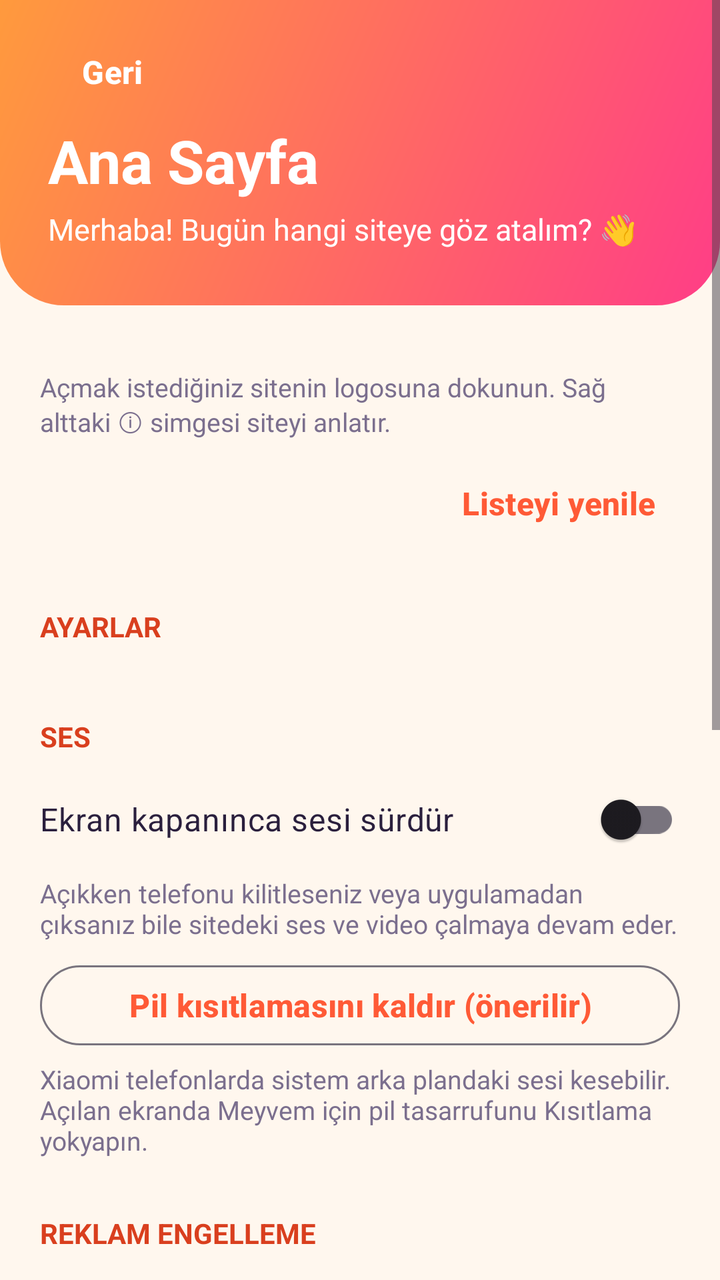
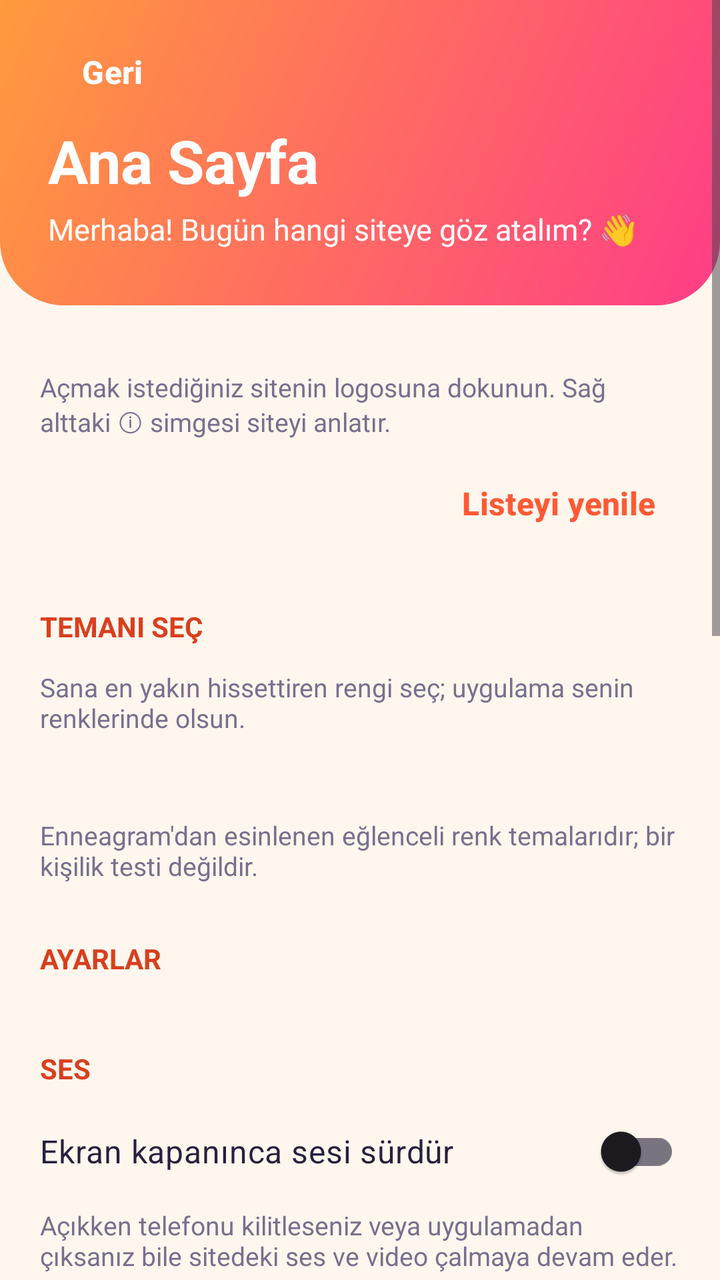

Two renders of the same Android screen: before a commit and after it. Below are the layout's source before the change and the commit's diff.
<!-- AndroidManifest.xml: application theme Theme.SCJ -->
<!-- res/layout/activity_settings.xml -->
<?xml version="1.0" encoding="utf-8"?>
<ScrollView xmlns:android="http://schemas.android.com/apk/res/android"
    android:layout_width="match_parent"
    android:layout_height="match_parent"
    android:background="@color/background"
    android:fillViewport="true">

    <LinearLayout
        android:layout_width="match_parent"
        android:layout_height="wrap_content"
        android:orientation="vertical">

        
        <LinearLayout
            android:layout_width="match_parent"
            android:layout_height="wrap_content"
            android:background="@drawable/bg_header"
            android:orientation="vertical"
            android:paddingStart="12dp"
            android:paddingTop="12dp"
            android:paddingEnd="20dp"
            android:paddingBottom="28dp">

            <Button
                android:id="@+id/backButton"
                style="@style/Widget.Material3.Button.TextButton"
                android:layout_width="wrap_content"
                android:layout_height="wrap_content"
                android:text="@string/back"
                android:textColor="#FFFFFF" />

            <TextView
                android:layout_width="wrap_content"
                android:layout_height="wrap_content"
                android:layout_marginStart="12dp"
                android:text="@string/settings_title"
                android:textColor="#FFFFFF"
                android:textSize="30sp"
                android:textStyle="bold" />

            <TextView
                android:layout_width="wrap_content"
                android:layout_height="wrap_content"
                android:layout_marginStart="12dp"
                android:layout_marginTop="4dp"
                android:text="@string/home_greeting"
                android:textColor="#FFFFFF"
                android:textSize="15sp" />
        </LinearLayout>

        <LinearLayout
            android:layout_width="match_parent"
            android:layout_height="wrap_content"
            android:orientation="vertical"
            android:padding="20dp">

        
        <TextView
            style="@style/SettingsHint"
            android:layout_marginTop="12dp"
            android:text="@string/site_hint" />

        <GridLayout
            android:id="@+id/siteGrid"
            android:layout_width="match_parent"
            android:layout_height="wrap_content"
            android:layout_marginTop="8dp"
            android:columnCount="4" />

        <TextView
            android:id="@+id/siteMessage"
            style="@style/SettingsHint"
            android:visibility="gone" />

        <Button
            android:id="@+id/siteRefresh"
            style="@style/Widget.Material3.Button.TextButton"
            android:layout_width="wrap_content"
            android:layout_height="wrap_content"
            android:layout_gravity="end"
            android:text="@string/site_refresh" />

        
        <TextView
            style="@style/SettingsSection"
            android:text="@string/section_settings" />

        
        <TextView
            style="@style/SettingsSection"
            android:text="@string/section_audio" />

        <com.google.android.material.switchmaterial.SwitchMaterial
            android:id="@+id/switchKeepAudio"
            android:layout_width="match_parent"
            android:layout_height="wrap_content"
            android:text="@string/keep_audio_title"
            android:textColor="@color/on_background"
            android:textSize="16sp" />

        <TextView
            style="@style/SettingsHint"
            android:text="@string/keep_audio_desc" />

        <Button
            android:id="@+id/batteryButton"
            style="@style/Widget.Material3.Button.OutlinedButton"
            android:layout_width="match_parent"
            android:layout_height="wrap_content"
            android:layout_marginTop="8dp"
            android:text="@string/battery_button" />

        <TextView
            style="@style/SettingsHint"
            android:text="@string/battery_hint" />

        
        <TextView
            style="@style/SettingsSection"
            android:text="@string/section_ads" />

        <com.google.android.material.switchmaterial.SwitchMaterial
            android:id="@+id/switchAdBlock"
            android:layout_width="match_parent"
            android:layout_height="wrap_content"
            android:text="@string/ad_block_title"
            android:textColor="@color/on_background"
            android:textSize="16sp" />

        <TextView
            style="@style/SettingsHint"
            android:text="@string/ad_block_desc" />

        
        <TextView
            style="@style/SettingsSection"
            android:text="@string/section_theme" />

        <RadioGroup
            android:id="@+id/themeGroup"
            android:layout_width="match_parent"
            android:layout_height="wrap_content"
            android:orientation="vertical">

            <RadioButton
                android:id="@+id/themeSystem"
                android:layout_width="match_parent"
                android:layout_height="wrap_content"
                android:text="@string/theme_system"
                android:textColor="@color/on_background" />

            <RadioButton
                android:id="@+id/themeLight"
                android:layout_width="match_parent"
                android:layout_height="wrap_content"
                android:text="@string/theme_light"
                android:textColor="@color/on_background" />

            <RadioButton
                android:id="@+id/themeDark"
                android:layout_width="match_parent"
                android:layout_height="wrap_content"
                android:text="@string/theme_dark"
                android:textColor="@color/on_background" />
        </RadioGroup>

        
        <TextView
            style="@style/SettingsSection"
            android:text="@string/section_font" />

        <LinearLayout
            android:layout_width="match_parent"
            android:layout_height="wrap_content"
            android:gravity="center_vertical"
            android:orientation="horizontal">

            <Button
                android:id="@+id/zoomMinus"
                style="@style/Widget.Material3.Button.OutlinedButton"
                android:layout_width="wrap_content"
                android:layout_height="wrap_content"
                android:minWidth="64dp"
                android:text="A−" />

            <SeekBar
                android:id="@+id/zoomSeek"
                android:layout_width="0dp"
                android:layout_height="wrap_content"
                android:layout_weight="1" />

            <Button
                android:id="@+id/zoomPlus"
                style="@style/Widget.Material3.Button.OutlinedButton"
                android:layout_width="wrap_content"
                android:layout_height="wrap_content"
                android:minWidth="64dp"
                android:text="A+" />
        </LinearLayout>

        <LinearLayout
            android:layout_width="match_parent"
            android:layout_height="wrap_content"
            android:layout_marginTop="4dp"
            android:gravity="center_vertical"
            android:orientation="horizontal">

            <TextView
                android:id="@+id/zoomLabel"
                android:layout_width="0dp"
                android:layout_height="wrap_content"
                android:layout_weight="1"
                android:text="%100"
                android:textColor="@color/on_background"
                android:textSize="16sp"
                android:textStyle="bold" />

            <Button
                android:id="@+id/zoomReset"
                style="@style/Widget.Material3.Button.TextButton"
                android:layout_width="wrap_content"
                android:layout_height="wrap_content"
                android:text="@string/font_reset" />
        </LinearLayout>

        <TextView
            android:id="@+id/zoomPreview"
            android:layout_width="match_parent"
            android:layout_height="wrap_content"
            android:layout_marginTop="8dp"
            android:text="@string/font_preview"
            android:textColor="@color/on_background"
            android:textSize="16sp" />
        </LinearLayout>
    </LinearLayout>
</ScrollView>
<!-- resources referenced by this layout -->
<resources>
  <color name="background">#FFF7EE</color>
  <color name="on_background">#2A1F3D</color>
  <!-- drawable bg_header (drawable) -->
  <?xml version="1.0" encoding="utf-8"?>
  <shape xmlns:android="http://schemas.android.com/apk/res/android" android:shape="rectangle">
      <gradient
          android:angle="315"
          android:endColor="@color/gradient_end"
          android:startColor="@color/gradient_start" />
      <corners
          android:bottomLeftRadius="32dp"
          android:bottomRightRadius="32dp" />
  </shape>
  <string name="ad_block_desc">Bilinen reklam sunucularını engeller ve reklam alanlarını gizler.</string>
  <string name="ad_block_title">Reklamları engelle</string>
  <string name="back">Geri</string>
  <string name="battery_button">Pil kısıtlamasını kaldır (önerilir)</string>
  <string name="battery_hint">Xiaomi telefonlarda sistem arka plandaki sesi kesebilir. Açılan ekranda Meyvem için pil tasarrufunu "Kısıtlama yok" yapın.</string>
  <string name="font_preview">Örnek yazı: Taze meyve, taze bilgi.</string>
  <string name="font_reset">Varsayılan</string>
  <string name="home_greeting">Merhaba! Bugün hangi siteye göz atalım? 👋</string>
  <string name="keep_audio_desc">Açıkken telefonu kilitleseniz veya uygulamadan çıksanız bile sitedeki ses ve video çalmaya devam eder.</string>
  <string name="keep_audio_title">Ekran kapanınca sesi sürdür</string>
  <string name="section_ads">Reklam engelleme</string>
  <string name="section_audio">Ses</string>
  <string name="section_font">Yazı boyutu</string>
  <string name="section_settings">Ayarlar</string>
  <string name="section_theme">Görünüm</string>
  <string name="settings_title">Ana Sayfa</string>
  <string name="site_hint">Açmak istediğiniz sitenin logosuna dokunun. Sağ alttaki ⓘ simgesi siteyi anlatır.</string>
  <string name="site_refresh">Listeyi yenile</string>
  <string name="theme_dark">Gece modu</string>
  <string name="theme_light">Gündüz modu</string>
  <string name="theme_system">Sistemle aynı</string>
  <style name="SettingsSection">
          <item name="android:layout_width">match_parent</item>
          <item name="android:layout_height">wrap_content</item>
          <item name="android:layout_marginTop">28dp</item>
          <item name="android:layout_marginBottom">8dp</item>
          <item name="android:textColor">@color/accent_text</item>
          <item name="android:textSize">14sp</item>
          <item name="android:textStyle">bold</item>
          <item name="android:textAllCaps">true</item>
      </style>
  <style name="Theme.SCJ" parent="Theme.Material3.DayNight.NoActionBar">
          <item name="colorPrimary">@color/primary</item>
          <item name="colorPrimaryDark">@color/primary_dark</item>
          <item name="android:statusBarColor">@color/primary_dark</item>
          <item name="android:windowBackground">@color/background</item>
          <item name="colorOnPrimary">#FFFFFF</item>
          <item name="materialButtonStyle">@style/Meyvem.Button</item>
      </style>
  <color name="gradient_end">#FF3D87</color>
  <color name="gradient_start">#FF9A3D</color>
  <color name="on_background_muted">#7B6F8E</color>
  <color name="accent_text">#D93F1E</color>
  <color name="primary">#FF5A36</color>
  <color name="primary_dark">#D93F1E</color>
  <!-- unchanged entries left out for length: 2 -->
</resources>

<!-- the commit's change to res/layout/activity_settings.xml (unified diff, before → after) -->
@@ -1,8 +1,9 @@
 <?xml version="1.0" encoding="utf-8"?>
 <ScrollView xmlns:android="http://schemas.android.com/apk/res/android"
+    android:id="@+id/settingsScroll"
     android:layout_width="match_parent"
     android:layout_height="match_parent"
-    android:background="@color/background"
+    android:background="?attr/cBackground"
     android:fillViewport="true">
 
     <LinearLayout
@@ -83,6 +84,34 @@
         
         <TextView
             style="@style/SettingsSection"
+            android:text="@string/section_palette" />
+
+        <TextView
+            style="@style/SettingsHint"
+            android:text="@string/palette_hint" />
+
+        <GridLayout
+            android:id="@+id/paletteGrid"
+            android:layout_width="match_parent"
+            android:layout_height="wrap_content"
+            android:layout_marginTop="8dp"
+            android:columnCount="2" />
+
+        <TextView
+            android:id="@+id/paletteDesc"
+            android:layout_width="match_parent"
+            android:layout_height="wrap_content"
+            android:layout_marginTop="10dp"
+            android:textColor="@color/on_background"
+            android:textSize="14sp" />
+
+        <TextView
+            style="@style/SettingsHint"
+            android:text="@string/palette_note" />
+
+        
+        <TextView
+            style="@style/SettingsSection"
             android:text="@string/section_settings" />
 
         
<!-- resource entries referenced after the edit -->
@@ -1,14 +1,15 @@
 <!-- resources referenced by this layout -->
 <resources>
   <color name="background">#FFF7EE</color>
+  <color name="surface">#FFFFFF</color>
   <color name="on_background">#2A1F3D</color>
   <!-- drawable bg_header (drawable) -->
   <?xml version="1.0" encoding="utf-8"?>
   <shape xmlns:android="http://schemas.android.com/apk/res/android" android:shape="rectangle">
       <gradient
           android:angle="315"
-          android:endColor="@color/gradient_end"
-          android:startColor="@color/gradient_start" />
+          android:endColor="?attr/cGradEnd"
+          android:startColor="?attr/cGradStart" />
       <corners
           android:bottomLeftRadius="32dp"
           android:bottomRightRadius="32dp" />
@@ -23,9 +24,12 @@
   <string name="home_greeting">Merhaba! Bugün hangi siteye göz atalım? 👋</string>
   <string name="keep_audio_desc">Açıkken telefonu kilitleseniz veya uygulamadan çıksanız bile sitedeki ses ve video çalmaya devam eder.</string>
   <string name="keep_audio_title">Ekran kapanınca sesi sürdür</string>
+  <string name="palette_hint">Sana en yakın hissettiren rengi seç; uygulama senin renklerinde olsun.</string>
+  <string name="palette_note">Enneagram\'dan esinlenen eğlenceli renk temalarıdır; bir kişilik testi değildir.</string>
   <string name="section_ads">Reklam engelleme</string>
   <string name="section_audio">Ses</string>
   <string name="section_font">Yazı boyutu</string>
+  <string name="section_palette">Temanı seç</string>
   <string name="section_settings">Ayarlar</string>
   <string name="section_theme">Görünüm</string>
   <string name="settings_title">Ana Sayfa</string>
@@ -39,7 +43,7 @@
           <item name="android:layout_height">wrap_content</item>
           <item name="android:layout_marginTop">28dp</item>
           <item name="android:layout_marginBottom">8dp</item>
-          <item name="android:textColor">@color/accent_text</item>
+          <item name="android:textColor">?attr/cAccentText</item>
           <item name="android:textSize">14sp</item>
           <item name="android:textStyle">bold</item>
           <item name="android:textAllCaps">true</item>
@@ -50,9 +54,17 @@
           <item name="android:statusBarColor">@color/primary_dark</item>
           <item name="android:windowBackground">@color/background</item>
           <item name="colorOnPrimary">#FFFFFF</item>
+          <item name="cBackground">@color/background</item>
+          <item name="cSurface">@color/surface</item>
+          <item name="cAccentText">@color/accent_text</item>
+          <item name="cGradStart">@color/gradient_start</item>
+          <item name="cGradEnd">@color/gradient_end</item>
+          <item name="cOutline">@color/outline</item>
+          <item name="cPrimary">@color/primary</item>
           <item name="materialButtonStyle">@style/Meyvem.Button</item>
       </style>
   <color name="gradient_end">#FF3D87</color>
+  <color name="outline">#EADFD2</color>
   <color name="gradient_start">#FF9A3D</color>
   <color name="on_background_muted">#7B6F8E</color>
   <color name="accent_text">#D93F1E</color>
